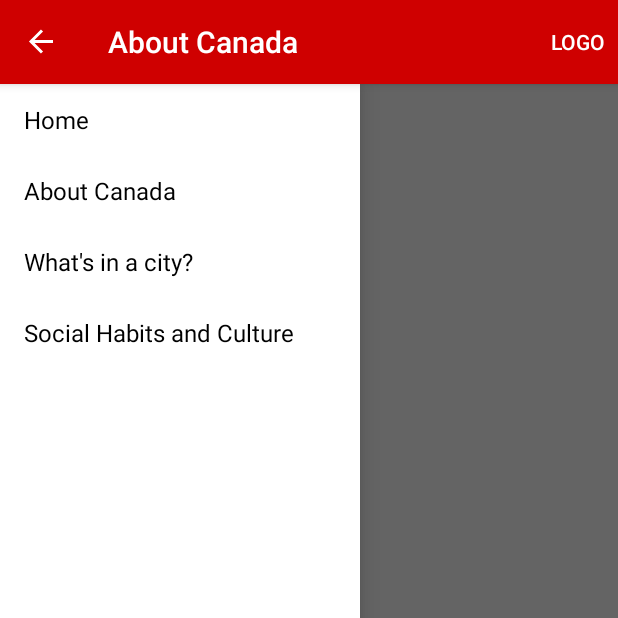
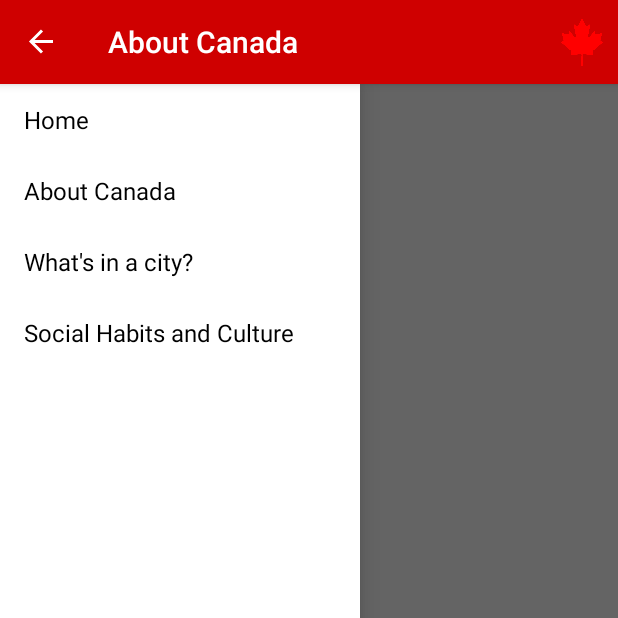
Before and after one commit to mykongee/About_Canada, an Android app: the screen it shows after launch (MainActivity), on a phone screen of 412 x 824 dp, the top half of it. Run offline under Robolectric (Android 15) with nearby library versions, the phone set to English and light mode, and no system bars.

```diff
--- a/app/src/main/java/bitpot/aboutcanada/WelcomeActivity.java
+++ b/app/src/main/java/bitpot/aboutcanada/WelcomeActivity.java
@@ -62,18 +62,6 @@ public class WelcomeActivity extends Activity {
         final View controlsView = findViewById(R.id.fullscreen_content_controls);
         final View contentView = findViewById(R.id.fullscreen_content);
 
-        Handler mHandler = new Handler();
-        mHandler.postDelayed(new Runnable() {
-
-            @Override
-            public void run() {
-                Intent intent = new Intent(getBaseContext(), MainActivity.class);
-                startActivity(intent);
-                overridePendingTransition(android.R.anim.fade_in, android.R.anim.fade_out);
-            }
-
-        }, 3000L);
-
         // Set up an instance of SystemUiHider to control the system UI for
         // this activity.
         mSystemUiHider = SystemUiHider.getInstance(this, contentView, HIDER_FLAGS);
@@ -135,6 +123,22 @@ public class WelcomeActivity extends Activity {
     }
 
     @Override
+    protected void onResume(){
+        super.onResume();
+
+        Handler mHandler = new Handler();
+        mHandler.postDelayed(new Runnable() {
+
+            @Override
+            public void run() {
+                Intent intent = new Intent(getBaseContext(), MainActivity.class);
+                startActivity(intent);
+                overridePendingTransition(android.R.anim.fade_in, android.R.anim.fade_out);
+            }
+
+        }, 3000L);
+    }
+    @Override
     protected void onPostCreate(Bundle savedInstanceState) {
         super.onPostCreate(savedInstanceState);
 
--- a/app/src/main/res/layout/activity_welcome.xml
+++ b/app/src/main/res/layout/activity_welcome.xml
@@ -11,6 +11,7 @@
     <ImageView android:id="@+id/fullscreen_content"
         android:layout_width="match_parent"
         android:layout_height="match_parent"
+        android:src="@drawable/cc"
         android:layout_centerInParent="true"
         android:scaleType="centerCrop"
         android:gravity="center" />
--- a/app/src/main/res/menu/global.xml
+++ b/app/src/main/res/menu/global.xml
@@ -5,5 +5,6 @@
         android:title="logo"
         android:id="@+id/leaf_icon"
         android:orderInCategory="10"
+        android:icon="@drawable/action_bar_icon"
         app:showAsAction="ifRoom|withText"/>
 </menu>
--- a/app/src/main/res/menu/menu_main.xml
+++ b/app/src/main/res/menu/menu_main.xml
@@ -7,5 +7,6 @@
         android:title="logo"
         android:id="@+id/leaf_icon"
         android:orderInCategory="90"
+        android:icon="@drawable/action_bar_icon"
         app:showAsAction="ifRoom|withText"/>
 </menu>
```
